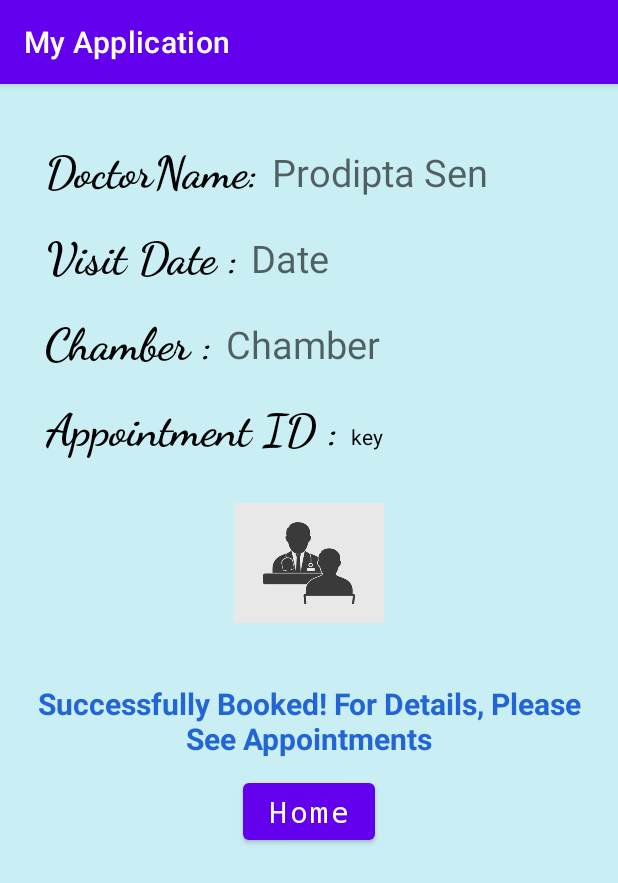
After one commit to shakifCSEDU/Find-Your-Doctor, an Android app: the AppointmentFinishActivity screen opened directly, with no data from a screen before it, on a phone screen of 412 x 824 dp. The commit adds this screen. Shown: the top 883 px of the screen. Run offline under Robolectric (Android 15) with nearby library versions, the phone set to English and light mode, and no system bars; our stand-ins replace Firebase (no records; nobody signed in at launch, a user with empty details on screens opened directly); Roboto replaces fonts that are not available here; 2 statements that could not run were skipped.

```diff
--- a/app/src/main/AndroidManifest.xml
+++ b/app/src/main/AndroidManifest.xml
@@ -33,6 +33,8 @@
         <activity
             android:name=".doctorRegistrationActivity"
             android:exported="false" />
+        <activity android:name=".AppointmentFinishActivity"
+            android:exported="false"/>
         <activity
             android:name=".registrationDeciderActivity"
             android:exported="false" />
--- /dev/null
+++ b/app/src/main/java/com/example/myapplication/AppointmentFinishActivity.java
@@ -0,0 +1,185 @@
+package com.example.myapplication;
+
+import androidx.annotation.NonNull;
+import androidx.appcompat.app.AppCompatActivity;
+
+import android.content.Intent;
+import android.os.Bundle;
+import android.view.View;
+import android.widget.Button;
+import android.widget.TextView;
+import android.widget.Toast;
+
+import com.google.android.gms.tasks.OnCompleteListener;
+import com.google.android.gms.tasks.OnFailureListener;
+import com.google.android.gms.tasks.Task;
+import com.google.firebase.auth.FirebaseAuth;
+import com.google.firebase.auth.FirebaseUser;
+import com.google.firebase.database.DataSnapshot;
+import com.google.firebase.database.DatabaseError;
+import com.google.firebase.database.DatabaseReference;
+import com.google.firebase.database.FirebaseDatabase;
+import com.google.firebase.database.ValueEventListener;
+
+import java.text.SimpleDateFormat;
+import java.util.Calendar;
+import java.util.HashMap;
+import java.util.Map;
+
+public class AppointmentFinishActivity extends AppCompatActivity {
+
+    private TextView doctorNameText, chamberTextView, visitDateTextView, appointmentIDTextView;
+    private Button homeButton;
+    private String doctorUid, patientUid, visitDate,slots, issueDate, issueTime;
+
+    private FirebaseAuth firebaseAuth;
+    private FirebaseDatabase patientFirebaseDatabase, doctorFirebaseDatabase;
+    private DatabaseReference patientDatabaseReference, doctorDatabaseReference, databaseReferenceKeyGenerator;
+    private FirebaseUser patientFirebaseUser, doctorFirebaseUser;
+    private String doctorName, doctorPhoneNumber, doctorType, chamber, patientName, patientPhoneNumber;
+
+    Calendar calendar;
+    Map<String,String> appointmentDetailsMap = new HashMap<String, String>();
+
+    @Override
+    protected void onCreate(Bundle savedInstanceState) {
+        super.onCreate(savedInstanceState);
+        setContentView(R.layout.activity_appointment_finish);
+
+        Intent intent = getIntent();
+        doctorUid = intent.getStringExtra("doctorUid");
+        patientUid = intent.getStringExtra("patientUid");
+        visitDate = intent.getStringExtra("visitDate");
+        slots = intent.getStringExtra("slots");
+
+        Toast.makeText(AppointmentFinishActivity.this,"Doctor UID "+doctorUid,Toast.LENGTH_LONG).show();
+
+        calendar = Calendar.getInstance();
+        SimpleDateFormat currentDateFormat = new SimpleDateFormat("dd - M - yyyy");
+        issueDate = currentDateFormat.format(calendar.getTime());
+        SimpleDateFormat currentTimeFormat = new SimpleDateFormat("HH:mm");
+        issueTime = currentTimeFormat.format(calendar.getTime());
+
+        doctorNameText = findViewById(R.id.doctorName);
+        chamberTextView = findViewById(R.id.chamberId);
+        visitDateTextView  =findViewById(R.id.visitDateId);
+        appointmentIDTextView = findViewById(R.id.appointmentID);
+
+        databaseReferenceKeyGenerator  = FirebaseDatabase.getInstance().getReference("Users");
+        String key = databaseReferenceKeyGenerator.push().getKey();
+
+        doctorDatabaseReference  = FirebaseDatabase.getInstance().getReference("Users").child(doctorUid);
+        doctorDatabaseReference.addValueEventListener(new ValueEventListener() {
+            @Override
+            public void onDataChange(@NonNull DataSnapshot snapshot) {
+                if(snapshot.exists()){
+                    DoctorUser doctorUser = snapshot.getValue(DoctorUser.class);
+                    doctorNameText.setText(doctorUser.getFirstName() + " "+ doctorUser.getLastName());
+                    chamberTextView.setText(doctorUser.getChamber());
+                    doctorName = doctorUser.getFirstName()+ " "+doctorUser.getLastName();
+                    doctorPhoneNumber = doctorUser.getMobileNumber();
+                    doctorType = doctorUser.getSpeciality();
+                    chamber = doctorUser.getChamber();
+                }
+            }
+
+            @Override
+            public void onCancelled(@NonNull DatabaseError error) {
+
+            }
+        });
+
+        patientDatabaseReference  = FirebaseDatabase.getInstance().getReference("Users").child(patientUid);
+        patientDatabaseReference.addValueEventListener(new ValueEventListener() {
+            @Override
+            public void onDataChange(@NonNull DataSnapshot snapshot) {
+                patientUser patient_user = snapshot.getValue(patientUser.class);
+                patientName = patient_user.getFirstName()+" "+patient_user.getLastName();
+                patientPhoneNumber = patient_user.getMobileNumber();
+
+            }
+
+            @Override
+            public void onCancelled(@NonNull DatabaseError error) {
+
+            }
+        });
+
+
+        visitDateTextView.setText(visitDate);
+        appointmentIDTextView.setText(key);
+
+        Toast.makeText(AppointmentFinishActivity.this,"doctor name is" + patientName, Toast.LENGTH_LONG).show();
+
+        appointmentDetailsMap.put("doctorName",doctorName);
+        appointmentDetailsMap.put("doctorPhoneNumber",doctorPhoneNumber);
+        appointmentDetailsMap.put("doctorType",doctorType);
+        appointmentDetailsMap.put("chamber",chamber);
+        appointmentDetailsMap.put("patientName",patientName);
+        appointmentDetailsMap.put("patientPhoneNumber",patientPhoneNumber);
+
+        appointmentDetailsMap.put("doctorUid",doctorUid);
+        appointmentDetailsMap.put("patientUid",patientUid);
+        appointmentDetailsMap.put("visitDate",visitDate);
+        appointmentDetailsMap.put("slots",slots);
+        appointmentDetailsMap.put("doctorCancelState","No");
+        appointmentDetailsMap.put("patientCancelState","No");
+        appointmentDetailsMap.put("doctorConfirmSate","No");
+        appointmentDetailsMap.put("patientConfirmState","No");
+        appointmentDetailsMap.put("patientReview","No");
+        appointmentDetailsMap.put("issueDate",issueDate);
+        appointmentDetailsMap.put("issueTime",issueTime);
+
+
+        patientDatabaseReference.child("Appointments").child(key).setValue(appointmentDetailsMap).addOnCompleteListener(new OnCompleteListener<Void>() {
+            @Override
+            public void onComplete(@NonNull Task<Void> task) {
+                //Toast.makeText(AppointmentFinishActivity.this, "Patient Database is created", Toast.LENGTH_SHORT).show();
+            }
+        }).addOnFailureListener(new OnFailureListener() {
+            @Override
+            public void onFailure(@NonNull Exception e) {
+                //Toast.makeText(AppointmentFinishActivity.this, "Patient Database is not created", Toast.LENGTH_SHORT).show();
+            }
+        });
+
+
+        doctorDatabaseReference.child("Appointments").child(key).setValue(appointmentDetailsMap).addOnCompleteListener(new OnCompleteListener<Void>() {
+            @Override
+            public void onComplete(@NonNull Task<Void> task) {
+                Toast.makeText(AppointmentFinishActivity.this, "Doctor Database is created", Toast.LENGTH_SHORT).show();
+            }
+        }).addOnFailureListener(new OnFailureListener() {
+            @Override
+            public void onFailure(@NonNull Exception e) {
+                Toast.makeText(AppointmentFinishActivity.this, "Doctor Database is not created", Toast.LENGTH_SHORT).show();
+            }
+        });
+
+        Toast.makeText(AppointmentFinishActivity.this,key,Toast.LENGTH_LONG).show();
+
+        homeButton = findViewById(R.id.homeButtonId);
+        homeButton.setOnClickListener(new View.OnClickListener() {
+            @Override
+            public void onClick(View v) {
+                Intent intent = new Intent(getApplicationContext(), MainActivity.class);
+                intent.putExtra("userType","1");
+                intent.addFlags(Intent.FLAG_ACTIVITY_CLEAR_TASK);
+                intent.addFlags(Intent.FLAG_ACTIVITY_NEW_TASK);
+                startActivity(intent);
+            }
+        });
+
+
+
+
+
+
+
+
+
+
+
+
+    }
+}
--- a/app/src/main/java/com/example/myapplication/DoctorDescription.java
+++ b/app/src/main/java/com/example/myapplication/DoctorDescription.java
@@ -61,14 +61,14 @@ public class DoctorDescription extends AppCompatActivity implements View.OnClick
 
         getIntentData();
 
-        Toast.makeText(DoctorDescription.this,"Date" + visitDate, Toast.LENGTH_LONG).show();
+        Toast.makeText(DoctorDescription.this,"Date " + uid, Toast.LENGTH_LONG).show();
 
 
         // Firebase database called ...
         db = FirebaseDatabase.getInstance();
         root = db.getReference("Users").child(uid);
         ArrayList<CustomGrid>customGrids = new ArrayList<CustomGrid>();
-        DoctorDescriptionAdapter descriptionAdapter = new DoctorDescriptionAdapter(getApplicationContext() ,customGrids);
+        DoctorDescriptionAdapter descriptionAdapter = new DoctorDescriptionAdapter(DoctorDescription.this ,customGrids);
         gridView.setAdapter(descriptionAdapter);
 
 
--- a/app/src/main/java/com/example/myapplication/DoctorDescriptionAdapter.java
+++ b/app/src/main/java/com/example/myapplication/DoctorDescriptionAdapter.java
@@ -50,14 +50,15 @@ public class DoctorDescriptionAdapter extends BaseAdapter {
 
 
         if(view == null) {
-            view = LayoutInflater.from(context).inflate(R.layout.grid_item,viewGroup,false);
+            view = LayoutInflater.from(context).inflate(R.layout.grid_item, viewGroup, false);
+        }
 
             CircleImageView imageView =  view.findViewById(R.id.slot_imageViewId);
             TextView textView = (TextView)view.findViewById(R.id.gridTextViewId);
 
             Picasso.get().load(customGrids.get(i).getImage()).placeholder(R.drawable.slot_background_white).into(imageView);
             textView.setText(customGrids.get(i).getSlotName());
-        }
+
 
         return view;
     }
--- a/app/src/main/java/com/example/myapplication/doctorRegistrationActivity.java
+++ b/app/src/main/java/com/example/myapplication/doctorRegistrationActivity.java
@@ -180,8 +180,10 @@ public class doctorRegistrationActivity extends AppCompatActivity {
                                 }
                             });
 
-                            DoctorUser doctorUser = new DoctorUser(firstName,lastName, email, password, mobileNumber, region, institute, chamber,educationalQualification,speciality,finalGender,"2");
                             userID = FirebaseAuth.getInstance().getCurrentUser().getUid();
+
+                            DoctorUser doctorUser = new DoctorUser(firstName,lastName, email, password, mobileNumber, region, institute, chamber,educationalQualification,speciality,finalGender,"2",userID);
+
                             databaseReference = FirebaseDatabase.getInstance().getReference();
                             String key = databaseReference.push().getKey();
 
--- /dev/null
+++ b/app/src/main/res/layout/activity_appointment_finish.xml
@@ -0,0 +1,166 @@
+<?xml version="1.0" encoding="utf-8"?>
+<LinearLayout xmlns:android="http://schemas.android.com/apk/res/android"
+    xmlns:app="http://schemas.android.com/apk/res-auto"
+    xmlns:tools="http://schemas.android.com/tools"
+    android:layout_width="match_parent"
+    android:layout_height="match_parent"
+    android:orientation="vertical"
+    tools:context=".AppointmentFinishActivity"
+    android:background="#C9EFF4">
+
+    <LinearLayout
+        android:layout_width="match_parent"
+        android:layout_height="wrap_content"
+        android:orientation="horizontal"
+        >
+
+        <TextView
+            android:layout_width="wrap_content"
+            android:layout_height="wrap_content"
+            android:text="DoctorName: "
+            android:layout_marginTop="40dp"
+            android:textColor="@color/black"
+            android:gravity="center"
+            android:fontFamily="cursive"
+            android:layout_marginLeft="30dp"
+            android:textSize="30sp"
+            android:textStyle="bold"
+            />
+        <TextView
+            android:layout_width="match_parent"
+            android:layout_height="wrap_content"
+            android:hint="Prodipta Sen"
+            android:id="@+id/doctorName"
+            android:layout_marginTop="40dp"
+            android:textColor="@color/black"
+            android:textSize="25sp"
+
+            />
+
+    </LinearLayout>
+
+    <LinearLayout
+        android:layout_width="match_parent"
+        android:layout_height="wrap_content"
+        android:orientation="horizontal"
+        >
+
+        <TextView
+            android:layout_width="wrap_content"
+            android:layout_height="wrap_content"
+            android:text="Visit Date : "
+            android:layout_marginTop="20dp"
+            android:textColor="@color/black"
+            android:gravity="center"
+            android:fontFamily="cursive"
+            android:layout_marginLeft="30dp"
+            android:textSize="30sp"
+            android:textStyle="bold"
+            />
+        <TextView
+            android:layout_width="match_parent"
+            android:layout_height="wrap_content"
+            android:hint="Date"
+            android:id="@+id/visitDateId"
+            android:layout_marginTop="20dp"
+            android:textColor="@color/black"
+            android:textSize="25sp"
+
+            />
+
+    </LinearLayout>
+
+    <LinearLayout
+        android:layout_width="match_parent"
+        android:layout_height="wrap_content"
+        android:orientation="horizontal"
+        >
+
+        <TextView
+            android:layout_width="wrap_content"
+            android:layout_height="wrap_content"
+            android:text="Chamber : "
+            android:layout_marginTop="20dp"
+            android:textColor="@color/black"
+            android:gravity="center"
+            android:fontFamily="cursive"
+            android:layout_marginLeft="30dp"
+            android:textSize="30sp"
+            android:textStyle="bold"
+            />
+        <TextView
+            android:layout_width="match_parent"
+            android:layout_height="wrap_content"
+            android:hint="Chamber"
+            android:id="@+id/chamberId"
+            android:layout_marginTop="20dp"
+            android:textColor="@color/black"
+            android:textSize="25sp"
+            />
+
+    </LinearLayout>
+
+    <LinearLayout
+        android:layout_width="match_parent"
+        android:layout_height="wrap_content"
+        android:orientation="horizontal"
+        >
+
+        <TextView
+            android:layout_width="wrap_content"
+            android:layout_height="wrap_content"
+            android:text="Appointment ID : "
+            android:layout_marginTop="20dp"
+            android:textColor="@color/black"
+            android:gravity="center"
+            android:fontFamily="cursive"
+            android:layout_marginLeft="30dp"
+            android:textSize="30sp"
+            android:textStyle="bold"
+            />
+        <TextView
+            android:layout_width="wrap_content"
+            android:layout_height="wrap_content"
+            android:hint="ticket_ID"
+            android:id="@+id/appointmentID"
+            android:layout_marginTop="20dp"
+            android:textColor="@color/black"
+            android:autoSizeTextType="uniform"
+            android:singleLine="true"
+            />
+    </LinearLayout>
+
+
+    <ImageView
+        android:layout_width="match_parent"
+        android:layout_height="100dp"
+        android:src="@drawable/login"
+        android:layout_marginTop="20dp"
+        android:padding="10dp"
+        />
+    <TextView
+        android:layout_width="match_parent"
+        android:layout_height="wrap_content"
+        android:text="Successfully Booked! For Details, Please See Appointments"
+        android:textStyle="bold"
+        android:textSize="20sp"
+        android:gravity="center"
+        android:padding="10dp"
+        android:layout_marginTop="20sp"
+        android:textColor="#2465D6"
+        />
+
+    <Button
+        android:layout_width="wrap_content"
+        android:layout_height="wrap_content"
+        android:text="Home"
+        android:layout_gravity="center"
+        android:textAllCaps="false"
+        android:id="@+id/homeButtonId"
+        android:textSize="20sp"
+        android:fontFamily="monospace"
+        android:padding="5dp"
+        />
+
+
+</LinearLayout>
--- a/app/src/main/res/values/strings.xml
+++ b/app/src/main/res/values/strings.xml
@@ -212,6 +212,7 @@
         <item>Dr Neimer junior</item>
         <item>Dr Asif Akbar</item>
     </string-array>
+    <string name="title_activity_appointment_finish">AppointmentFinishActivity</string>
 
 
 </resources>
```
Also changed, not shown: app/src/main/java/com/example/myapplication/CanPayActivity.java (+6 -2 lines), app/src/main/java/com/example/myapplication/DoctorUser.java (+11 -2 lines), app/src/main/java/com/example/myapplication/DoctorsListActivity.java (+7 -37 lines), app/src/main/java/com/example/myapplication/FirstFragment.java (added, +47 -0 lines), app/src/main/java/com/example/myapplication/SecondFragment.java (added, +47 -0 lines), app/src/main/res/layout/content_appointment_finish.xml (added, +19 -0 lines), app/src/main/res/layout/fragment_first.xml (added, +28 -0 lines), app/src/main/res/layout/fragment_second.xml (added, +27 -0 lines), app/src/main/res/navigation/nav_graph.xml (added, +28 -0 lines).
